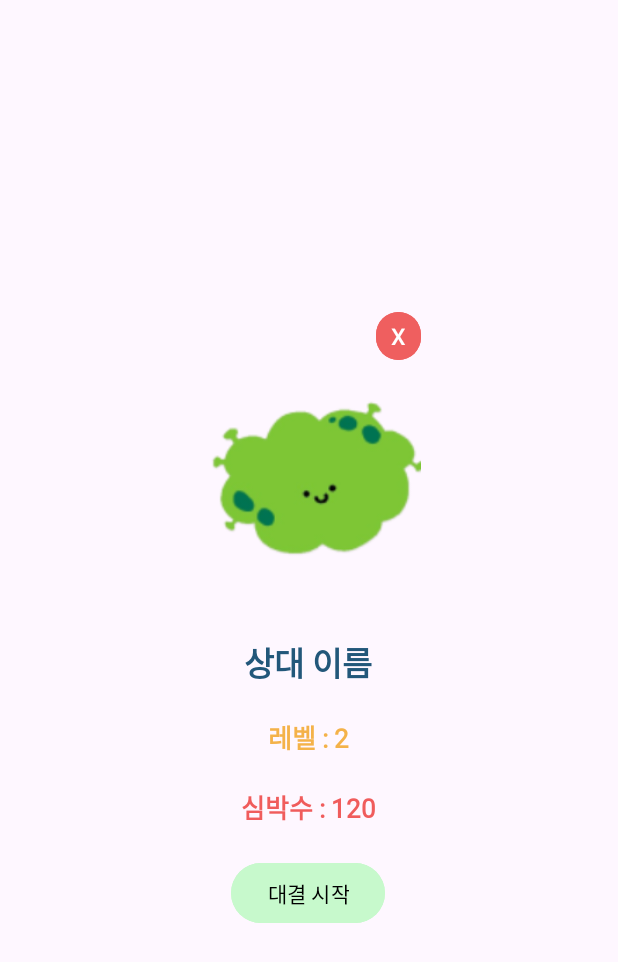
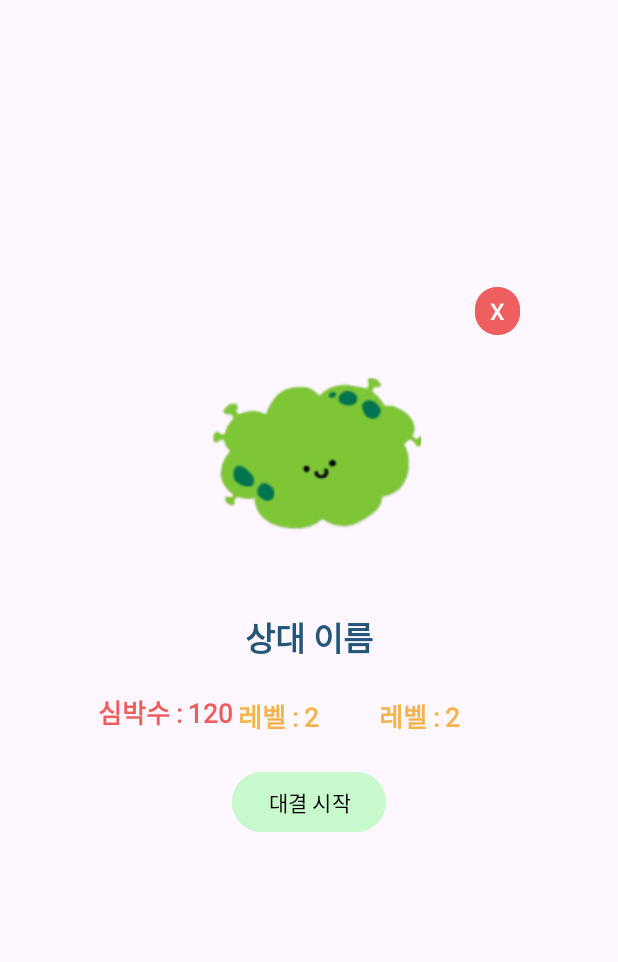
Before and after one commit to ryujiyeon1209/fitune, an Android app: the layout fragment_user_detail_dialog.xml on its own in the app's theme, with its tools: preview values and no code run, on a phone screen of 412 x 824 dp. Shown: the top 962 px of the screen. Run offline under Robolectric (Android 15) with nearby library versions, the phone set to English and light mode, and no system bars.

Commit message:
fix:fe/배틀 상대 ui

```diff
--- a/app/src/main/java/io/b306/fitune/fragment/UserDetailDialogFragment.kt
+++ b/app/src/main/java/io/b306/fitune/fragment/UserDetailDialogFragment.kt
@@ -28,7 +28,8 @@ class UserDetailDialogFragment : DialogFragment() {
         user?.let {
             binding.tvClickUserName.text = it.cellName
 //            binding.ivUserProfile.setImageResource(it.userImageResource)
-            binding.tvUserLv.text = "키 : ${it.height}"
+            binding.tvUserHeight.text = "키 : ${it.height}"
+            binding.tvUserWeight.text = "몸무게 : ${it.weight}"
             binding.tvUserBpm.text = "심박수 : ${it.bpm}"
         }
 
--- a/app/src/main/res/layout/fragment_user_detail_dialog.xml
+++ b/app/src/main/res/layout/fragment_user_detail_dialog.xml
@@ -7,33 +7,29 @@
     >
 
     <LinearLayout
-        android:layout_width="wrap_content"
-        android:layout_height="wrap_content"
+        android:layout_width="281dp"
+        android:layout_height="449dp"
         android:layout_gravity="center"
-        android:orientation="vertical"
-        >
+        android:orientation="vertical">
 
         <LinearLayout
             android:layout_width="match_parent"
             android:layout_height="wrap_content"
-            android:orientation="horizontal"
-            >
+            android:orientation="horizontal">
 
             <View
                 android:layout_width="wrap_content"
                 android:layout_height="0dp"
-                android:layout_weight="1"
-                />
+                android:layout_weight="1" />
 
             <Button
                 android:id="@+id/btn_user_detail_dialog_close"
                 android:layout_width="30dp"
                 android:layout_height="40dp"
+                android:backgroundTint="#EF5F5F"
+                android:padding="0dp"
                 android:text="X"
-                android:textSize="15dp"
-                android:padding="0dp"
-                android:backgroundTint="#EF5F5F"
-                />
+                android:textSize="15dp" />
 
         </LinearLayout>
 
@@ -42,57 +38,71 @@
             android:layout_width="150dp"
             android:layout_height="150dp"
             android:layout_gravity="center"
-            android:src="@drawable/ic_lv2"
             android:layout_marginBottom="15dp"
-            />
+            android:src="@drawable/ic_lv2" />
 
         <TextView
             android:id="@+id/tv_click_user_name"
             android:layout_width="wrap_content"
             android:layout_height="wrap_content"
+            android:layout_gravity="center"
             android:layout_marginTop="15dp"
             android:fontFamily="@font/gmarketmedium"
-            android:layout_gravity="center"
             android:text="상대 이름"
             android:textColor="@color/default_text"
             android:textSize="22sp"
             android:textStyle="bold" />
 
+        <LinearLayout
+            android:layout_width="match_parent"
+            android:layout_height="wrap_content"
+            android:orientation="horizontal"
+            android:layout_marginTop="20dp">
+
             <TextView
-            android:id="@+id/tv_user_lv"
-            android:layout_width="wrap_content"
-            android:layout_height="match_parent"
+                android:id="@+id/tv_user_bpm"
+                android:layout_width="0dp"
+                android:layout_height="29dp"
+                android:layout_gravity="center"
+                android:layout_weight="1"
+                android:fontFamily="@font/gmarketmedium"
+                android:text="심박수 : 120"
+                android:textColor="@color/bpm"
+                android:textSize="17sp"
+                android:textStyle="bold" />
+
+            <TextView
+                android:id="@+id/tv_user_weight"
+                android:layout_width="0dp"
+                android:layout_height="23dp"
+                android:layout_gravity="center"
+                android:layout_weight="1"
                 android:fontFamily="@font/gmarketmedium"
                 android:text="레벨 : 2"
                 android:textColor="@color/crown"
                 android:textSize="17sp"
-            android:textStyle="bold"
-            android:layout_gravity="center"
-            android:layout_marginTop="20dp"
-            />
+                android:textStyle="bold" />
 
             <TextView
-            android:id="@+id/tv_user_bpm"
-            android:layout_width="wrap_content"
-            android:layout_height="match_parent"
+                android:id="@+id/tv_user_height"
+                android:layout_width="0dp"
+                android:layout_height="23dp"
+                android:layout_gravity="center"
+                android:layout_weight="1"
                 android:fontFamily="@font/gmarketmedium"
-            android:text="심박수 : 120"
-            android:textColor="@color/bpm"
+                android:text="레벨 : 2"
+                android:textColor="@color/crown"
                 android:textSize="17sp"
-            android:textStyle="bold"
-            android:layout_gravity="center"
-            android:layout_marginTop="20dp"
-            />
-
+                android:textStyle="bold" />
+        </LinearLayout>
         <Button
             android:layout_width="wrap_content"
             android:layout_height="wrap_content"
+            android:layout_gravity="center"
+            android:layout_marginTop="20dp"
+            android:backgroundTint="@color/button_bg"
             android:text="대결 시작"
-            android:backgroundTint="@color/button_bg"
-            android:textColor="@color/black"
-            android:layout_marginTop="20dp"
-            android:layout_gravity="center"
-            />
+            android:textColor="@color/black" />
 
     </LinearLayout>
 
```
Lines whose indentation alone changed are shown as unchanged.
